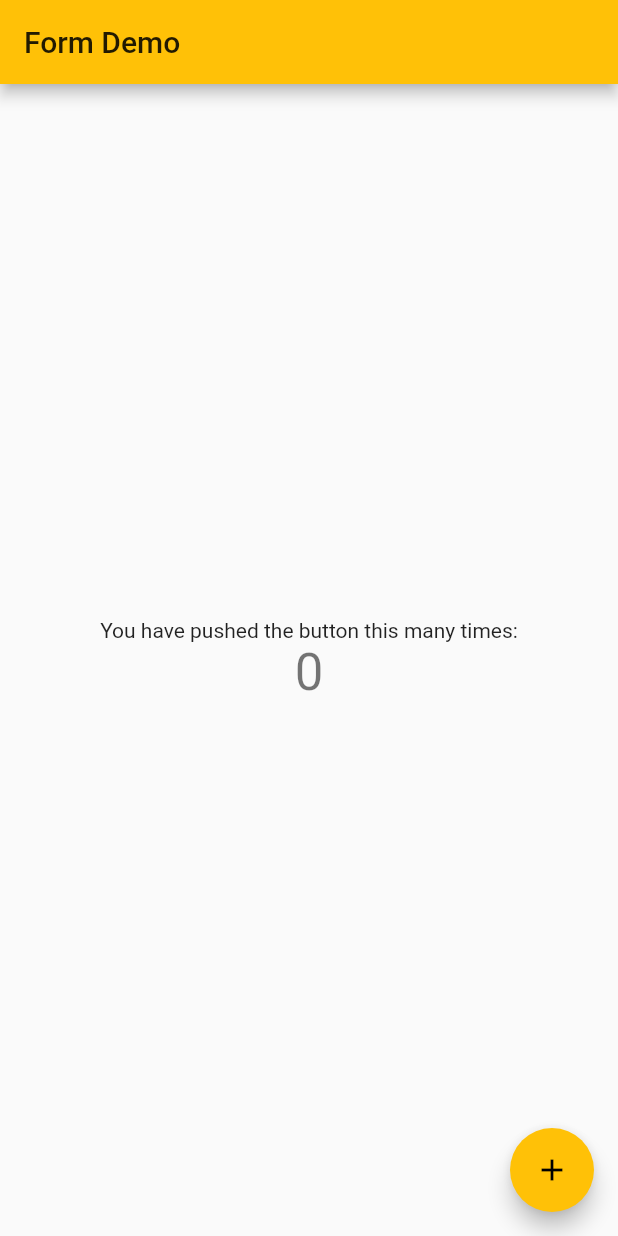
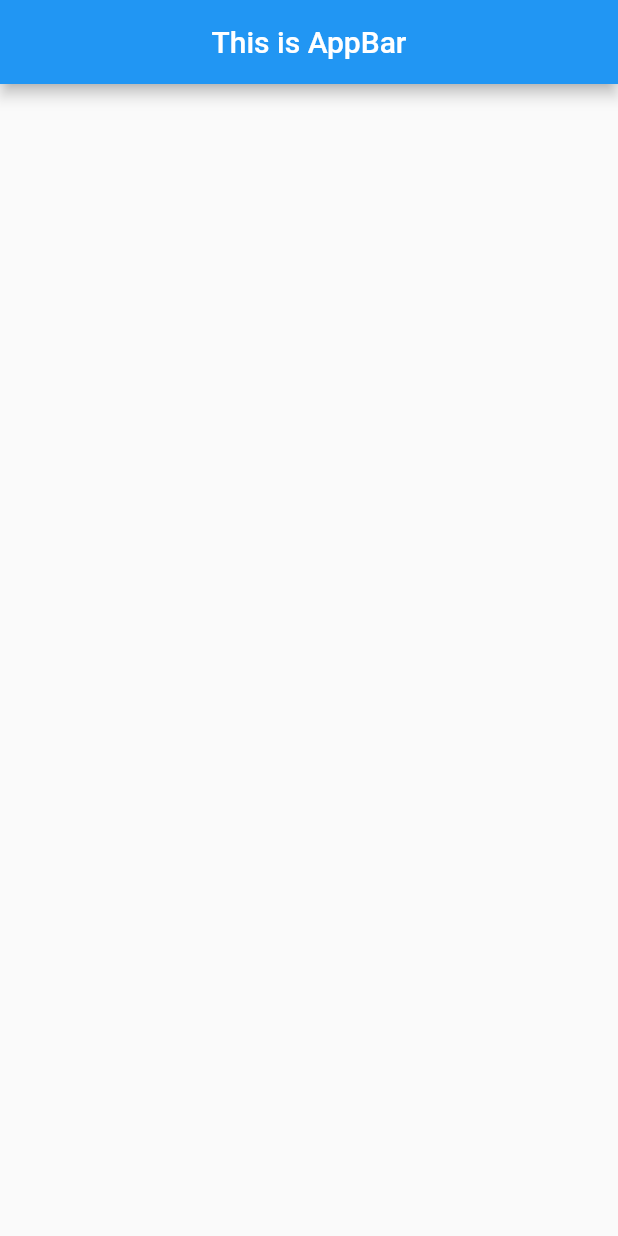
Before and after one commit to rohitksingh/FlutterStuff, a Flutter app: the screen it shows after launch, on a phone screen of 412 x 824 dp. Run offline on Flutter 3.47's test engine with Material 2 defaults, Android fonts, the light colour scheme and no system bars.

Commit message:
Created a basic Appbar

```diff
--- a/simple_form/lib/main.dart
+++ b/simple_form/lib/main.dart
@@ -1,111 +1,12 @@
 import 'package:flutter/material.dart';
 
-void main() => runApp(MyApp());
+void main() => runApp(MaterialApp(
 
-class MyApp extends StatelessWidget {
-  // This widget is the root of your application.
-  @override
-  Widget build(BuildContext context) {
-    return MaterialApp(
-      title: 'Flutter Demo',
-      theme: ThemeData(
-        // This is the theme of your application.
-        //
-        // Try running your application with "flutter run". You'll see the
-        // application has a blue toolbar. Then, without quitting the app, try
-        // changing the primarySwatch below to Colors.green and then invoke
-        // "hot reload" (press "r" in the console where you ran "flutter run",
-        // or simply save your changes to "hot reload" in a Flutter IDE).
-        // Notice that the counter didn't reset back to zero; the application
-        // is not restarted.
-        primarySwatch: Colors.amber,
-      ),
-      home: MyHomePage(title: 'Form Demo'),
-    );
-  }
-}
+  home: Scaffold(
+    appBar: AppBar(
+      title: Text('This is AppBar'),
+      centerTitle: true,
+    ),
+  ),
 
-class MyHomePage extends StatefulWidget {
-  MyHomePage({Key key, this.title}) : super(key: key);
-
-  // This widget is the home page of your application. It is stateful, meaning
-  // that it has a State object (defined below) that contains fields that affect
-  // how it looks.
-
-  // This class is the configuration for the state. It holds the values (in this
-  // case the title) provided by the parent (in this case the App widget) and
-  // used by the build method of the State. Fields in a Widget subclass are
-  // always marked "final".
-
-  final String title;
-
-  @override
-  _MyHomePageState createState() => _MyHomePageState();
-}
-
-class _MyHomePageState extends State<MyHomePage> {
-  int _counter = 0;
-
-  void _incrementCounter() {
-    setState(() {
-      // This call to setState tells the Flutter framework that something has
-      // changed in this State, which causes it to rerun the build method below
-      // so that the display can reflect the updated values. If we changed
-      // _counter without calling setState(), then the build method would not be
-      // called again, and so nothing would appear to happen.
-      _counter++;
-    });
-  }
-
-  @override
-  Widget build(BuildContext context) {
-    // This method is rerun every time setState is called, for instance as done
-    // by the _incrementCounter method above.
-    //
-    // The Flutter framework has been optimized to make rerunning build methods
-    // fast, so that you can just rebuild anything that needs updating rather
-    // than having to individually change instances of widgets.
-    return Scaffold(
-      appBar: AppBar(
-        // Here we take the value from the MyHomePage object that was created by
-        // the App.build method, and use it to set our appbar title.
-        title: Text(widget.title),
-      ),
-      body: Center(
-        // Center is a layout widget. It takes a single child and positions it
-        // in the middle of the parent.
-        child: Column(
-          // Column is also a layout widget. It takes a list of children and
-          // arranges them vertically. By default, it sizes itself to fit its
-          // children horizontally, and tries to be as tall as its parent.
-          //
-          // Invoke "debug painting" (press "p" in the console, choose the
-          // "Toggle Debug Paint" action from the Flutter Inspector in Android
-          // Studio, or the "Toggle Debug Paint" command in Visual Studio Code)
-          // to see the wireframe for each widget.
-          //
-          // Column has various properties to control how it sizes itself and
-          // how it positions its children. Here we use mainAxisAlignment to
-          // center the children vertically; the main axis here is the vertical
-          // axis because Columns are vertical (the cross axis would be
-          // horizontal).
-          mainAxisAlignment: MainAxisAlignment.center,
-          children: <Widget>[
-            Text(
-              'You have pushed the button this many times:',
-            ),
-            Text(
-              '$_counter',
-              style: Theme.of(context).textTheme.display1,
-            ),
-          ],
-        ),
-      ),
-      floatingActionButton: FloatingActionButton(
-        onPressed: _incrementCounter,
-        tooltip: 'Increment',
-        child: Icon(Icons.add),
-      ), // This trailing comma makes auto-formatting nicer for build methods.
-    );
-  }
-}
+));
```
